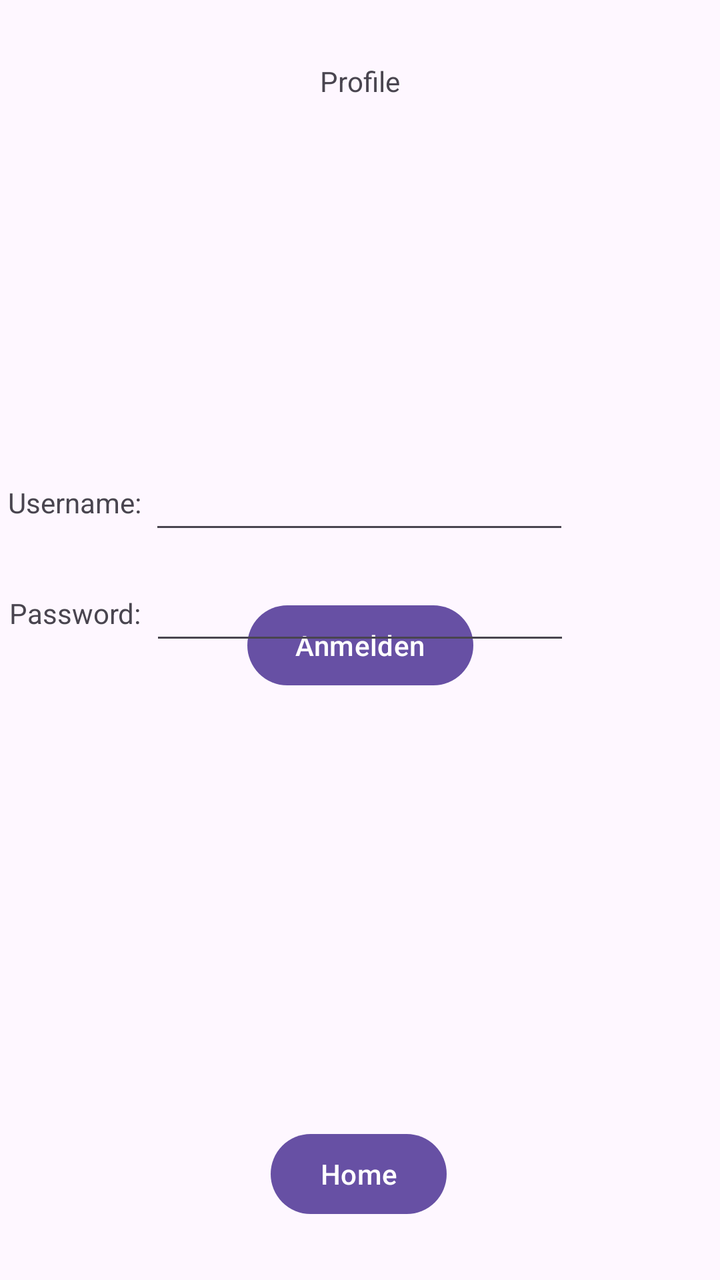
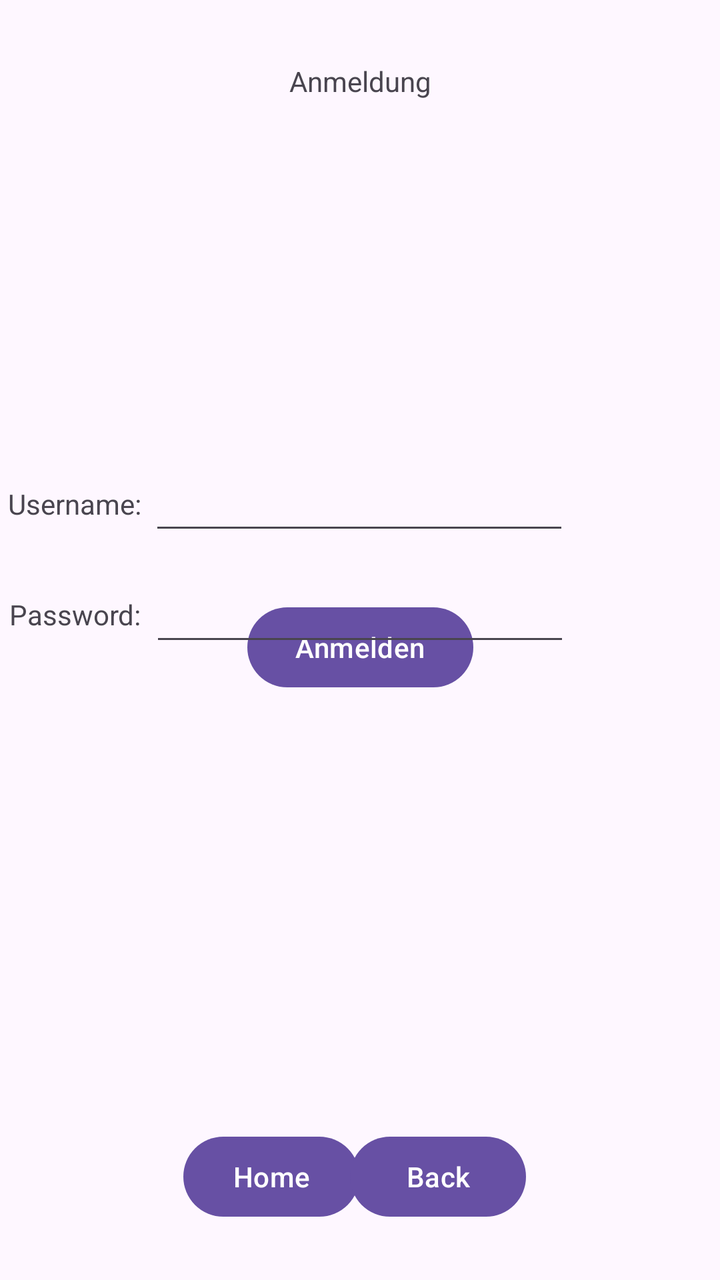

Compare the two renders of this Android layout. The source of the first and the diff that turns it into the second are given below.
<!-- AndroidManifest.xml: application theme Theme.TrafficSceneAnalyser -->
<!-- res/layout/activity_sign_in.xml -->
<?xml version="1.0" encoding="utf-8"?>
<androidx.constraintlayout.widget.ConstraintLayout xmlns:android="http://schemas.android.com/apk/res/android"
    xmlns:app="http://schemas.android.com/apk/res-auto"
    xmlns:tools="http://schemas.android.com/tools"
    android:id="@+id/main"
    android:layout_width="match_parent"
    android:layout_height="match_parent"
    tools:context=".SignInActivity">

    <Button
        android:id="@+id/button"
        android:layout_width="wrap_content"
        android:layout_height="wrap_content"
        android:onClick="goToHome"
        android:text="Home"
        app:layout_constraintBottom_toBottomOf="parent"
        app:layout_constraintEnd_toEndOf="parent"
        app:layout_constraintHorizontal_bias="0.498"
        app:layout_constraintStart_toStartOf="parent"
        app:layout_constraintTop_toTopOf="parent"
        app:layout_constraintVertical_bias="0.951" />

    <TextView
        android:id="@+id/textView2"
        android:layout_width="wrap_content"
        android:layout_height="wrap_content"
        android:text="Profile"
        app:layout_constraintBottom_toTopOf="@+id/button"
        app:layout_constraintEnd_toEndOf="parent"
        app:layout_constraintStart_toStartOf="parent"
        app:layout_constraintTop_toTopOf="parent"
        app:layout_constraintVertical_bias="0.057" />

    <Button
        android:id="@+id/signInButton"
        android:layout_width="wrap_content"
        android:layout_height="wrap_content"
        android:layout_marginBottom="208dp"
        android:onClick="signIn"
        android:text="Anmelden"
        app:layout_constraintBottom_toTopOf="@+id/button"
        app:layout_constraintEnd_toEndOf="parent"
        app:layout_constraintStart_toStartOf="parent"
        app:layout_constraintTop_toBottomOf="@+id/textView2"
        app:layout_constraintVertical_bias="0.967" />

    <EditText
        android:id="@+id/userPassword"
        android:layout_width="wrap_content"
        android:layout_height="wrap_content"
        android:ems="10"
        android:inputType="textPassword"
        app:layout_constraintBottom_toTopOf="@+id/button"
        app:layout_constraintEnd_toEndOf="parent"
        app:layout_constraintStart_toStartOf="parent"
        app:layout_constraintTop_toBottomOf="@+id/textView2" />

    <TextView
        android:id="@+id/textView5"
        android:layout_width="wrap_content"
        android:layout_height="wrap_content"
        android:text="Password:"
        app:layout_constraintBottom_toTopOf="@+id/button"
        app:layout_constraintEnd_toStartOf="@+id/userPassword"
        app:layout_constraintStart_toStartOf="parent"
        app:layout_constraintTop_toBottomOf="@+id/textView2" />

    <EditText
        android:id="@+id/userUsername"
        android:layout_width="wrap_content"
        android:layout_height="wrap_content"
        android:ems="10"
        android:inputType="textPersonName"
        app:layout_constraintBottom_toTopOf="@+id/button"
        app:layout_constraintEnd_toEndOf="parent"
        app:layout_constraintHorizontal_bias="0.497"
        app:layout_constraintStart_toStartOf="parent"
        app:layout_constraintTop_toBottomOf="@+id/textView2"
        app:layout_constraintVertical_bias="0.383" />

    <TextView
        android:id="@+id/textViewUsername"
        android:layout_width="wrap_content"
        android:layout_height="wrap_content"
        android:text="Username:"
        app:layout_constraintBottom_toTopOf="@+id/button"
        app:layout_constraintEnd_toStartOf="@+id/userUsername"
        app:layout_constraintHorizontal_bias="0.484"
        app:layout_constraintStart_toStartOf="parent"
        app:layout_constraintTop_toBottomOf="@+id/textView2"
        app:layout_constraintVertical_bias="0.388" />

</androidx.constraintlayout.widget.ConstraintLayout>
<!-- resources referenced by this layout -->
<resources>
  <style name="Theme.TrafficSceneAnalyser" parent="Base.Theme.TrafficSceneAnalyser" />
  <style name="Base.Theme.TrafficSceneAnalyser" parent="Theme.Material3.DayNight.NoActionBar">
          
          
      </style>
</resources>

<!-- the commit's change to res/layout/activity_sign_in.xml (unified diff, before → after) -->
@@ -15,16 +15,16 @@
         android:text="Home"
         app:layout_constraintBottom_toBottomOf="parent"
         app:layout_constraintEnd_toEndOf="parent"
-        app:layout_constraintHorizontal_bias="0.498"
+        app:layout_constraintHorizontal_bias="0.337"
         app:layout_constraintStart_toStartOf="parent"
         app:layout_constraintTop_toTopOf="parent"
-        app:layout_constraintVertical_bias="0.951" />
+        app:layout_constraintVertical_bias="0.953" />
 
     <TextView
         android:id="@+id/textView2"
         android:layout_width="wrap_content"
         android:layout_height="wrap_content"
-        android:text="Profile"
+        android:text="Anmeldung"
         app:layout_constraintBottom_toTopOf="@+id/button"
         app:layout_constraintEnd_toEndOf="parent"
         app:layout_constraintStart_toStartOf="parent"
@@ -90,4 +90,17 @@
         app:layout_constraintTop_toBottomOf="@+id/textView2"
         app:layout_constraintVertical_bias="0.388" />
 
+    <Button
+        android:id="@+id/backButton"
+        android:layout_width="wrap_content"
+        android:layout_height="wrap_content"
+        android:onClick="goToStandardProfile"
+        android:text="Back"
+        app:layout_constraintBottom_toBottomOf="parent"
+        app:layout_constraintEnd_toEndOf="parent"
+        app:layout_constraintHorizontal_bias="0.643"
+        app:layout_constraintStart_toStartOf="parent"
+        app:layout_constraintTop_toTopOf="parent"
+        app:layout_constraintVertical_bias="0.953" />
+
 </androidx.constraintlayout.widget.ConstraintLayout>
